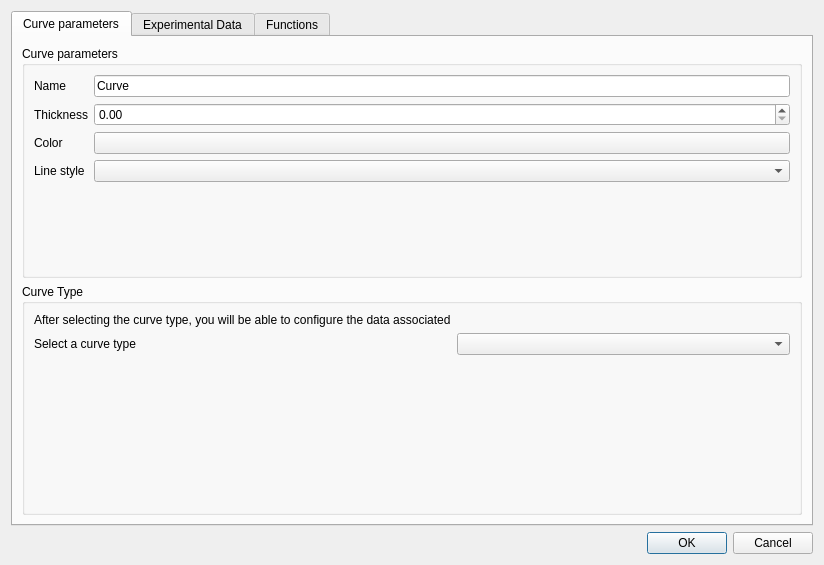
Before: the Qt Designer form newcurvedialog.ui in arntanguy/STS-simulator, drawn with Qt 5.
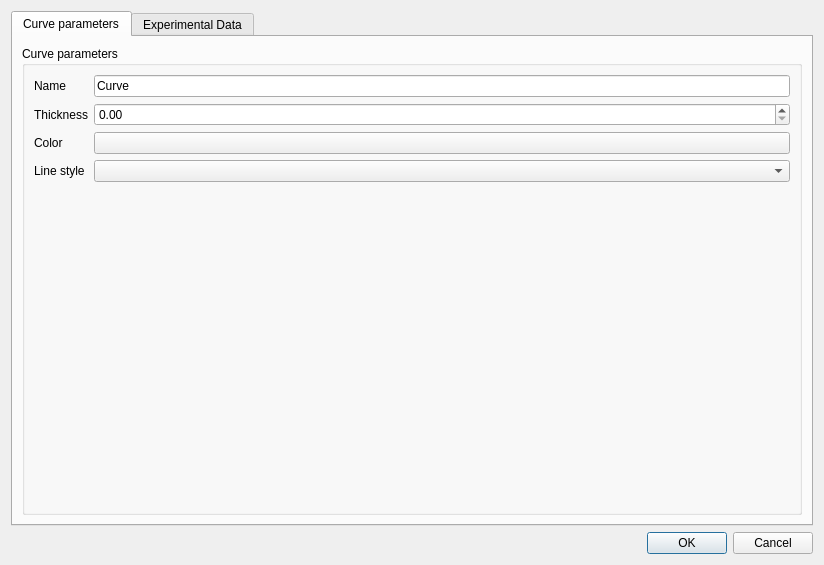
After: the same form once the commit is applied. The open tabs and pages were chosen to show the change. Custom widgets are drawn as their Qt base class.

Commit message: Edit function curve

```diff
--- a/newcurvedialog.ui
+++ b/newcurvedialog.ui
@@ -81,32 +81,6 @@
          </layout>
         </widget>
        </item>
-       <item>
-        <widget class="QGroupBox" name="groupBox_4">
-         <property name="title">
-          <string>Curve Type</string>
-         </property>
-         <layout class="QFormLayout" name="formLayout_4">
-          <item row="0" column="0">
-           <widget class="QLabel" name="label_8">
-            <property name="text">
-             <string>After selecting the curve type, you will be able to configure the data associated</string>
-            </property>
-           </widget>
-          </item>
-          <item row="1" column="0">
-           <widget class="QLabel" name="label_9">
-            <property name="text">
-             <string>Select a curve type</string>
-            </property>
-           </widget>
-          </item>
-          <item row="1" column="1">
-           <widget class="QComboBox" name="curveType"/>
-          </item>
-         </layout>
-        </widget>
-       </item>
       </layout>
      </widget>
      <widget class="QWidget" name="experimentalDataTab">
@@ -187,27 +161,6 @@
        </item>
       </layout>
      </widget>
-     <widget class="QWidget" name="functionTab">
-      <attribute name="title">
-       <string>Functions</string>
-      </attribute>
-      <layout class="QFormLayout" name="formLayout_5">
-       <item row="0" column="0">
-        <widget class="QPushButton" name="newFunctionButton">
-         <property name="text">
-          <string>New Function</string>
-         </property>
-        </widget>
-       </item>
-       <item row="0" column="1">
-        <widget class="QPushButton" name="functionSelection">
-         <property name="text">
-          <string>Function selection</string>
-         </property>
-        </widget>
-       </item>
-      </layout>
-     </widget>
     </widget>
    </item>
    <item row="1" column="0">
```
Left out of the diff: 2 changed lines with no effect on the pictures. The commit also changes 8 other files.
